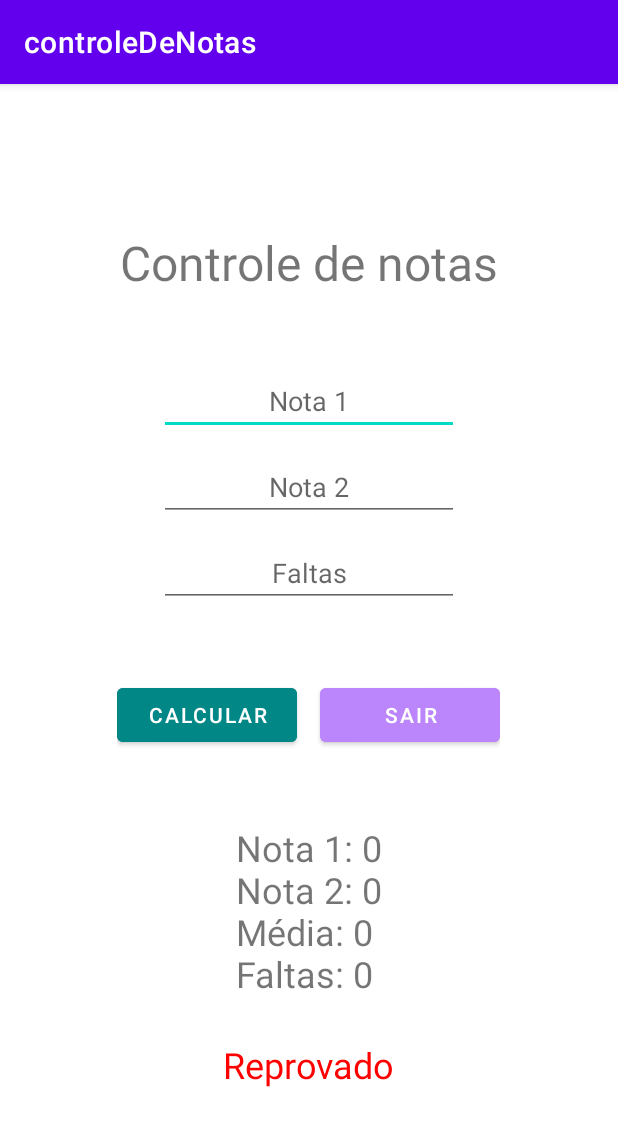
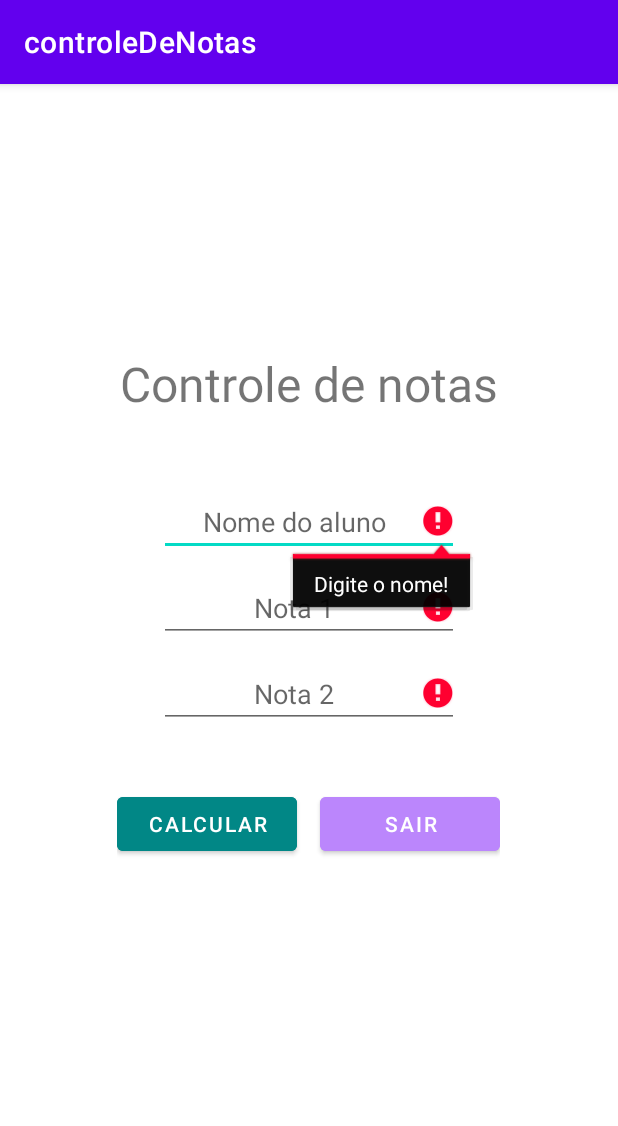
Before and after one commit to LukasVenancio/INDMO-ControleDeNotas, an Android app: the screen it shows after launch (MainActivity), after a tap on "CALCULAR", on a phone screen of 412 x 824 dp. Shown: the top 1126 px of the screen. Run offline under Robolectric (Android 15) with nearby library versions, the light colour scheme and no system bars.

Commit message:
Exercise completed.

```diff
--- a/app/src/main/java/br/senai/controledenotas/MainActivity.kt
+++ b/app/src/main/java/br/senai/controledenotas/MainActivity.kt
@@ -7,6 +7,10 @@ import android.widget.Button
 import android.widget.EditText
 import android.widget.TextView
 
+private lateinit var nomeEditText: EditText
+private lateinit var nota1EditText: EditText
+private lateinit var nota2EditText: EditText
+
 class MainActivity : AppCompatActivity() {
     override fun onCreate(savedInstanceState: Bundle?) {
         super.onCreate(savedInstanceState)
@@ -15,28 +19,62 @@ class MainActivity : AppCompatActivity() {
         val calcular = findViewById<Button>(R.id.calcular)
         val sair = findViewById<Button>(R.id.sair)
 
-        calcular.setOnClickListener(){
-            val nota1 = findViewById<EditText>(R.id.nota1).text.toString().toInt()
-            val nota2 = findViewById<EditText>(R.id.nota2).text.toString().toInt()
-            val faltas = findViewById<EditText>(R.id.faltas).text.toString().toInt()
-            val resultado = findViewById<TextView>(R.id.resultado)
-            val relatorio = findViewById<TextView>(R.id.relatorio)
-            val media = (nota1 + nota2) / 2
+        calcular.setOnClickListener() {
 
-            if (media >= 5){
-                relatorio.text = "Nota 1: " + nota1 +"\n" + "Nota 2: " + nota2 +"\n" + "Média: " + media + "\n" + "Faltas: " + faltas
-                resultado.text =  "\n" + "Aprovado"
-                resultado.setTextColor(Color.GREEN)
+            nomeEditText = findViewById(R.id.nome)
+            nota1EditText = findViewById(R.id.nota1)
+            nota2EditText = findViewById(R.id.nota2)
 
-            }else{
-                relatorio.text = "Nota 1: " + nota1 +"\n" + "Nota 2: " + nota2 +"\n" + "Média: " + media + "\n" + "Faltas: " + faltas
-                resultado.text =  "\n" + "Reprovado"
-                resultado.setTextColor(Color.RED)
+            val resultadoTextView = findViewById<TextView>(R.id.resultado)
+
+            if (validarCampos()) {
+
+                val nota1 = nota1EditText.text.toString().toInt()
+                val nota2 = nota2EditText.text.toString().toInt()
+                val nome = nomeEditText.text.toString()
+
+                val media = calcularMedia(nota1, nota2)
+
+                resultadoTextView.text = situacaoAluno(media)
             }
         }
 
-        sair.setOnClickListener(){
+        sair.setOnClickListener() {
             finish()
         }
     }
+
+
 }
+//    private fun calcularMedia(nota1: Int, nota2: Int): Int {
+//        return (nota1 + nota2) / 2
+//    }
+
+//Outras maneiras de criar funções
+
+//    val calcularMedia ={nota1: Int, nota2: Int ->(nota1 + nota2) / 2
+//    private fun calcularMedia(nota1: Int, nota2: Int): Int = (nota1 + nota2) / 2
+
+private fun validarCampos(): Boolean {
+
+    var noError = true
+
+    if (nota1EditText.text.isBlank()) {
+        nota1EditText.setError("Digite a nota 1!")
+        noError = false
+    }
+
+    if ((nota2EditText.text.isBlank())) {
+        nota2EditText.setError("Digite a nota 2!")
+        noError = false
+    }
+
+    if (nomeEditText.text.isBlank()) {
+        nomeEditText.setError("Digite o nome!")
+        noError = false
+    }
+
+    return noError
+
+
+}
--- a/app/src/main/res/layout/activity_main.xml
+++ b/app/src/main/res/layout/activity_main.xml
@@ -16,13 +16,23 @@
         android:text="Controle de notas"
         android:textSize="32sp"
         android:layout_marginBottom="48dp"/>
+
+    <EditText
+        android:id="@+id/nome"
+        android:layout_width="200dp"
+        android:layout_height="wrap_content"
+        android:hint="Nome do aluno"
+        android:textAlignment="center"/>
+
     <EditText
         android:id="@+id/nota1"
         android:layout_width="200dp"
         android:layout_height="wrap_content"
         android:hint="Nota 1"
         android:inputType="number"
-        android:textAlignment="center"/>
+        android:textAlignment="center"
+        android:layout_marginTop="12dp"
+        android:layout_marginBottom="12dp"/>
 
     <EditText
         android:id="@+id/nota2"
@@ -31,22 +41,13 @@
         android:hint="Nota 2"
         android:inputType="number"
         android:textAlignment="center"
-        android:layout_marginTop="12dp"
-        android:layout_marginBottom="12dp"/>
-
-    <EditText
-        android:id="@+id/faltas"
-        android:layout_width="200dp"
-        android:layout_height="wrap_content"
-        android:hint="Faltas"
-        android:inputType="number"
-        android:textAlignment="center"/>
+        />
 
     <LinearLayout
         android:layout_width="wrap_content"
         android:layout_height="wrap_content"
-        android:layout_marginTop="48dp"
-        android:layout_marginBottom="48dp">
+        android:layout_marginTop="40dp"
+        android:layout_marginBottom="40dp">
 
         <Button
             android:id="@+id/calcular"
@@ -66,16 +67,10 @@
     </LinearLayout>
 
     <TextView
-        android:id="@+id/relatorio"
-        android:layout_width="wrap_content"
-        android:layout_height="wrap_content"
-        android:textSize="24sp"/>
-
-    <TextView
         android:id="@+id/resultado"
         android:layout_width="wrap_content"
         android:layout_height="wrap_content"
         android:textSize="24sp"
-        android:textColor="@color/purple_700"/>
+        android:textColor="@color/purple_700" />
 
 </LinearLayout>
```
Also changed, not shown: app/src/main/java/br/senai/controledenotas/ControleNotas.kt (added, +21 -0 lines).
